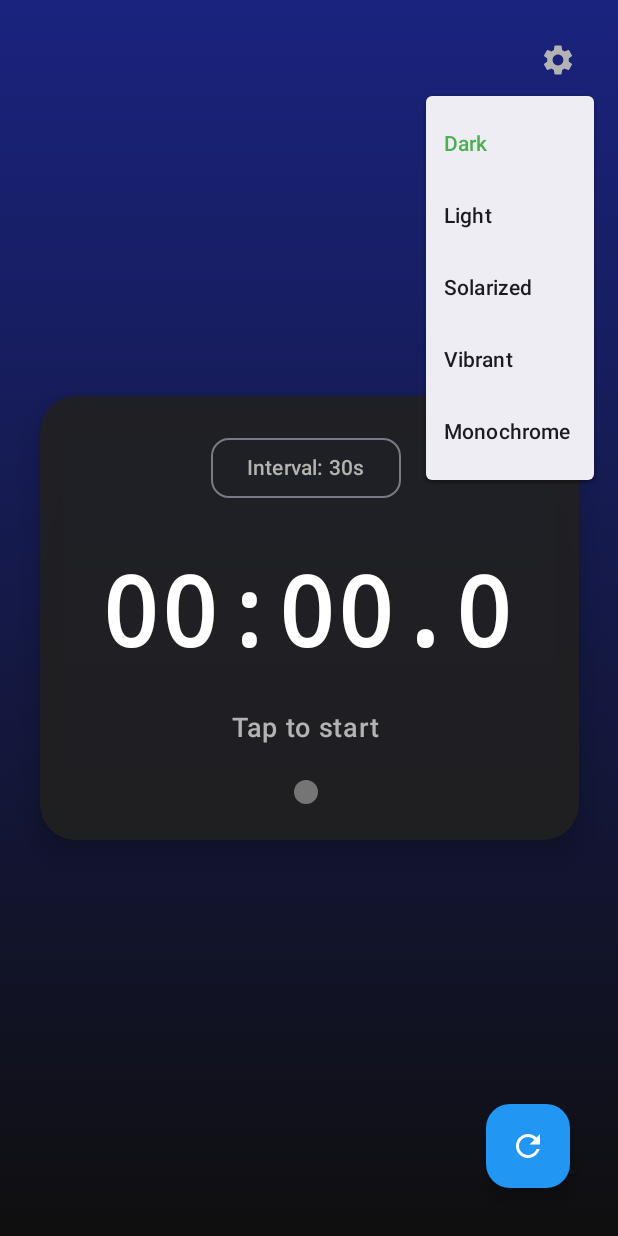
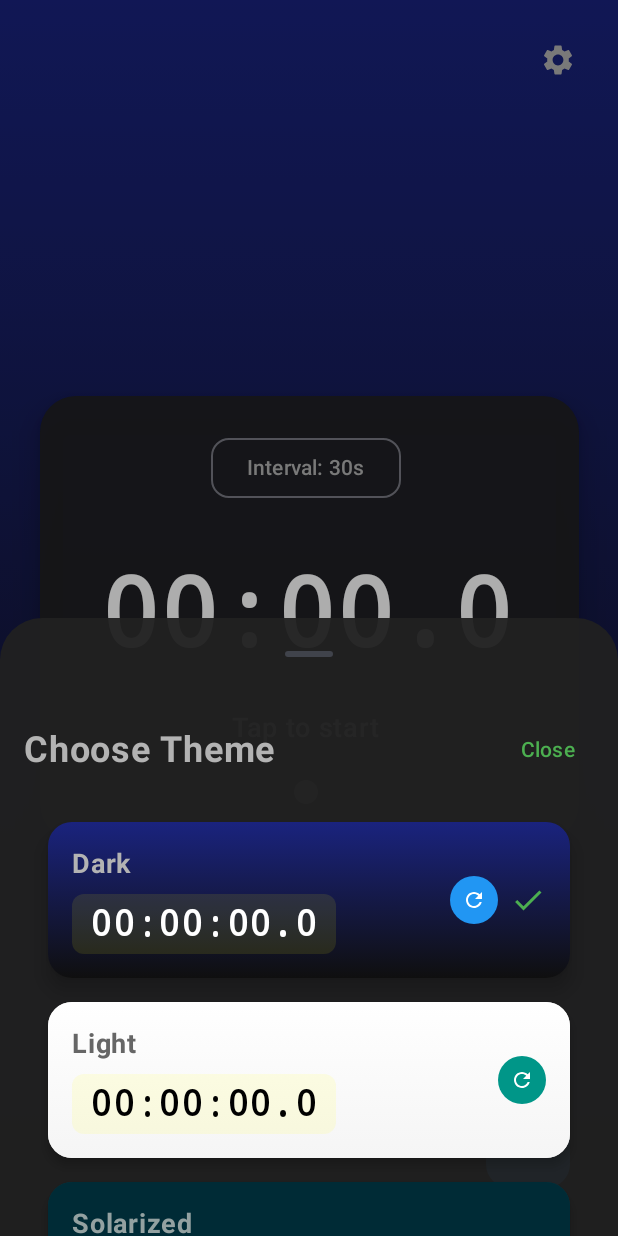
Before and after one commit to whiskybar/SimpleStopWatch, an Android app built with Jetpack Compose: the screen it shows after launch (MainActivity), after a tap on "Theme Settings", on a phone screen of 412 x 824 dp. Run offline under Robolectric (Android 15) with nearby library versions, the phone set to English and light mode, and no system bars.

Commit message:
theme picker

```diff
--- a/app/src/main/java/com/example/simplestopwatch/MainActivity.kt
+++ b/app/src/main/java/com/example/simplestopwatch/MainActivity.kt
@@ -13,9 +13,12 @@ import androidx.compose.animation.core.tween
 import androidx.compose.foundation.background
 import androidx.compose.foundation.clickable
 import androidx.compose.foundation.layout.*
+import androidx.compose.foundation.lazy.LazyColumn
+import androidx.compose.foundation.lazy.items
 import androidx.compose.foundation.shape.CircleShape
 import androidx.compose.foundation.shape.RoundedCornerShape
 import androidx.compose.material.icons.Icons
+import androidx.compose.material.icons.filled.Check
 import androidx.compose.material.icons.filled.Refresh
 import androidx.compose.material.icons.filled.Settings
 import androidx.compose.material3.*
@@ -75,7 +78,7 @@ fun StopwatchScreen() {
 
     // Theme selection state
     var selectedTheme by rememberSaveable { mutableStateOf("Dark") }
-    var showThemeDropdown by rememberSaveable { mutableStateOf(false) }
+    var showThemeModal by rememberSaveable { mutableStateOf(false) }
 
     // Refined click logic functions with configuration change handling
     fun startTimer() {
@@ -123,7 +126,7 @@ fun StopwatchScreen() {
     // Handle theme selection
     fun selectTheme(theme: String) {
         selectedTheme = theme
-        showThemeDropdown = false
+        showThemeModal = false
     }
 
     // Define color schemes
@@ -241,6 +244,160 @@ fun StopwatchScreen() {
     )
 
     val currentScheme = colorSchemes[selectedTheme] ?: colorSchemes["Dark"]!!
+
+    // Theme preview card composable
+    @Composable
+    fun ThemePreviewCard(
+        scheme: AppColorScheme,
+        isSelected: Boolean,
+        onThemeSelected: () -> Unit
+    ) {
+        Card(
+            modifier = Modifier
+                .fillMaxWidth()
+                .padding(horizontal = 16.dp, vertical = 8.dp)
+                .clickable { onThemeSelected() },
+            shape = RoundedCornerShape(16.dp),
+            colors = CardDefaults.cardColors(
+                containerColor = scheme.cardColor.copy(alpha = 0.9f)
+            ),
+            elevation = CardDefaults.cardElevation(
+                defaultElevation = if (isSelected) 8.dp else 4.dp
+            )
+        ) {
+            Box(
+                modifier = Modifier
+                    .fillMaxWidth()
+                    .background(scheme.background)
+                    .padding(16.dp)
+            ) {
+                Row(
+                    modifier = Modifier.fillMaxWidth(),
+                    horizontalArrangement = Arrangement.SpaceBetween,
+                    verticalAlignment = Alignment.CenterVertically
+                ) {
+                    // Theme name and preview
+                    Column(
+                        modifier = Modifier.weight(1f)
+                    ) {
+                        Text(
+                            text = scheme.name,
+                            fontSize = 18.sp,
+                            fontWeight = FontWeight.Bold,
+                            color = scheme.statusColor,
+                            modifier = Modifier.padding(bottom = 8.dp)
+                        )
+
+                        // Sample time display
+                        Text(
+                            text = "00:00:00.0",
+                            fontSize = 24.sp,
+                            fontWeight = FontWeight.ExtraBold,
+                            fontFamily = FontFamily.Monospace,
+                            color = scheme.timeStoppedColor,
+                            modifier = Modifier
+                                .background(
+                                    scheme.flashColor.copy(alpha = 0.1f),
+                                    RoundedCornerShape(8.dp)
+                                )
+                                .padding(horizontal = 12.dp, vertical = 6.dp)
+                        )
+                    }
+
+                    // Mini FAB preview and selection indicator
+                    Row(
+                        verticalAlignment = Alignment.CenterVertically,
+                        horizontalArrangement = Arrangement.spacedBy(8.dp)
+                    ) {
+                        // Mini FAB preview
+                        Box(
+                            modifier = Modifier
+                                .size(32.dp)
+                                .background(
+                                    scheme.fabColor,
+                                    CircleShape
+                                ),
+                            contentAlignment = Alignment.Center
+                        ) {
+                            Icon(
+                                imageVector = Icons.Default.Refresh,
+                                contentDescription = null,
+                                tint = Color.White,
+                                modifier = Modifier.size(16.dp)
+                            )
+                        }
+
+                        // Selection indicator
+                        if (isSelected) {
+                            Icon(
+                                imageVector = Icons.Default.Check,
+                                contentDescription = "Selected",
+                                tint = scheme.timeRunningColor,
+                                modifier = Modifier.size(24.dp)
+                            )
+                        }
+                    }
+                }
+            }
+        }
+    }
+
+    // ModalBottomSheet for theme selection
+    if (showThemeModal) {
+        ModalBottomSheet(
+            onDismissRequest = { showThemeModal = false },
+            containerColor = currentScheme.cardColor.copy(alpha = 0.95f),
+            contentColor = currentScheme.statusColor
+        ) {
+            Column(
+                modifier = Modifier
+                    .fillMaxWidth()
+                    .padding(16.dp)
+            ) {
+                // Header
+                Row(
+                    modifier = Modifier
+                        .fillMaxWidth()
+                        .padding(bottom = 16.dp),
+                    horizontalArrangement = Arrangement.SpaceBetween,
+                    verticalAlignment = Alignment.CenterVertically
+                ) {
+                    Text(
+                        text = "Choose Theme",
+                        fontSize = 24.sp,
+                        fontWeight = FontWeight.Bold,
+                        color = currentScheme.statusColor
+                    )
+
+                    TextButton(
+                        onClick = { showThemeModal = false }
+                    ) {
+                        Text(
+                            text = "Close",
+                            color = currentScheme.timeRunningColor
+                        )
+                    }
+                }
+
+                // Theme previews
+                LazyColumn(
+                    modifier = Modifier.fillMaxWidth()
+                ) {
+                    items(colorSchemes.keys.toList()) { themeName ->
+                        val scheme = colorSchemes[themeName]!!
+                        ThemePreviewCard(
+                            scheme = scheme,
+                            isSelected = themeName == selectedTheme,
+                            onThemeSelected = { selectTheme(themeName) }
+                        )
+                    }
+                }
+
+                // Bottom padding for navigation bar
+                Spacer(modifier = Modifier.height(32.dp))
+            }
+        }
+    }
 
     // Get context for haptic feedback
     val context = LocalContext.current
@@ -419,13 +576,11 @@ fun StopwatchScreen() {
             .background(themeBackground)
     ) {
         // Theme switcher in top-right corner
-        Box(
+        IconButton(
+            onClick = { showThemeModal = true },
             modifier = Modifier
                 .align(Alignment.TopEnd)
-                .padding(16.dp)
-        ) {
-            IconButton(
-                onClick = { showThemeDropdown = true },
+                .padding(16.dp),
             colors = IconButtonDefaults.iconButtonColors(
                 contentColor = currentScheme.statusColor
             )
@@ -435,24 +590,6 @@ fun StopwatchScreen() {
                 contentDescription = "Theme Settings",
                 modifier = Modifier.size(24.dp)
             )
-            }
-
-            DropdownMenu(
-                expanded = showThemeDropdown,
-                onDismissRequest = { showThemeDropdown = false }
-            ) {
-                colorSchemes.keys.forEach { themeName ->
-                    DropdownMenuItem(
-                        text = {
-                            Text(
-                                text = themeName,
-                                color = if (themeName == selectedTheme) currentScheme.timeRunningColor else Color.Unspecified
-                            )
-                        },
-                        onClick = { selectTheme(themeName) }
-                    )
-                }
-            }
         }
         // Main content card - wider to accommodate time display
         Card(
```
Lines whose indentation alone changed are shown as unchanged.
